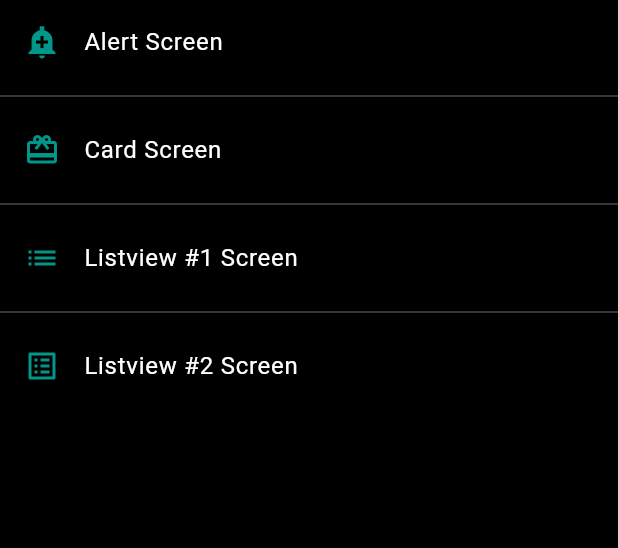
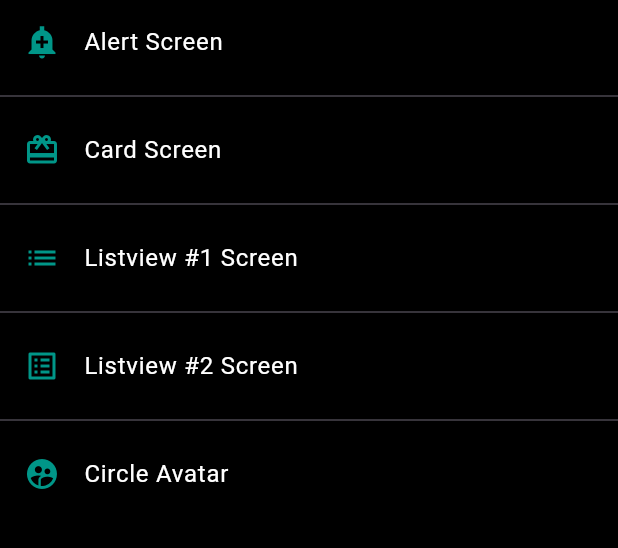
Before and after one commit to Juxn89/flutter-udemy, a Flutter app: the screen it shows after launch, on a phone screen of 412 x 824 dp, the part 84-632 px from its top. Run offline on Flutter 3.47's test engine with Material 3 defaults, Android fonts, the phone set to English and light mode, and no system bars.

Commit message:
Circle avatar.

```diff
--- a/lib/router/app_routes.dart
+++ b/lib/router/app_routes.dart
@@ -12,6 +12,7 @@ class AppRoutes {
 		MenuOptions(route: 'card', icon: Icons.card_giftcard, name: 'Card Screen', screen: CardScreen()),
 		MenuOptions(route: 'listview1', icon: Icons.list, name: 'Listview #1 Screen', screen: ListView1Screen()),
 		MenuOptions(route: 'listview2', icon: Icons.list_alt, name: 'Listview #2 Screen', screen: ListView2Screen()),
+		MenuOptions(route: 'avatar', icon: Icons.supervised_user_circle, name: 'Circle Avatar', screen: AvatarScreen()),
 	];
 
 	static final menuOptions1 = <MenuOptions>[
@@ -19,6 +20,7 @@ class AppRoutes {
 		MenuOptions(route: 'card', icon: Icons.card_giftcard, name: 'Card Screen', screen: CardScreen()),
 		MenuOptions(route: 'listview1', icon: Icons.list, name: 'Listview #1 Screen', screen: ListView1Screen()),
 		MenuOptions(route: 'listview2', icon: Icons.list_alt, name: 'Listview #2 Screen', screen: ListView2Screen()),
+		MenuOptions(route: 'avatar', icon: Icons.supervised_user_circle, name: 'Circle Avatar', screen: AvatarScreen()),
 	];
 
 	static Map<String, Widget Function(BuildContext)> getAppRoutes() {
@@ -36,7 +38,8 @@ class AppRoutes {
 		'card': (BuildContext context) => CardScreen(),
 		'home': (BuildContext context) => HomeScreen(),
 		'listview1': (BuildContext context) => ListView1Screen(),
-		'listview2': (BuildContext context) => ListView2Screen()
+		'listview2': (BuildContext context) => ListView2Screen(),
+		'avatar': (BuildContext context) => AvatarScreen(),
 	};
 
 	static Route<dynamic> onGenerateRoute (RouteSettings settings) {
--- a/lib/screens/screens.dart
+++ b/lib/screens/screens.dart
@@ -1,5 +1,6 @@
+export 'package:components_app/screens/alert_screen.dart';
+export 'package:components_app/screens/avatar_screen.dart';
+export 'package:components_app/screens/card_screen.dart';
 export 'package:components_app/screens/home_screen.dart';
-export 'package:components_app/screens/card_screen.dart';
-export 'package:components_app/screens/alert_screen.dart';
 export 'package:components_app/screens/listview1_screen.dart';
 export 'package:components_app/screens/listview2_screen.dart';
```
Also changed, not shown: lib/screens/avatar_screen.dart (added, +30 -0 lines).
